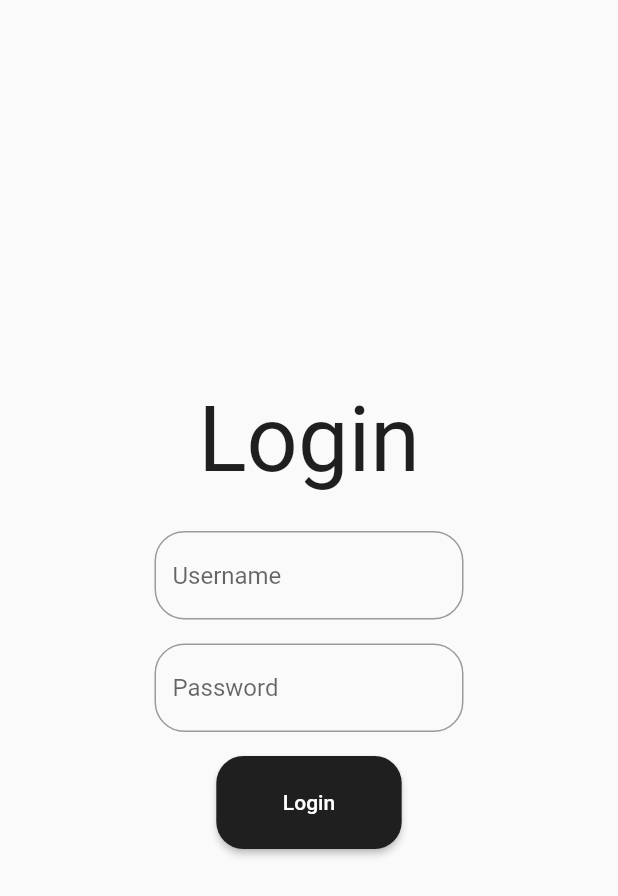
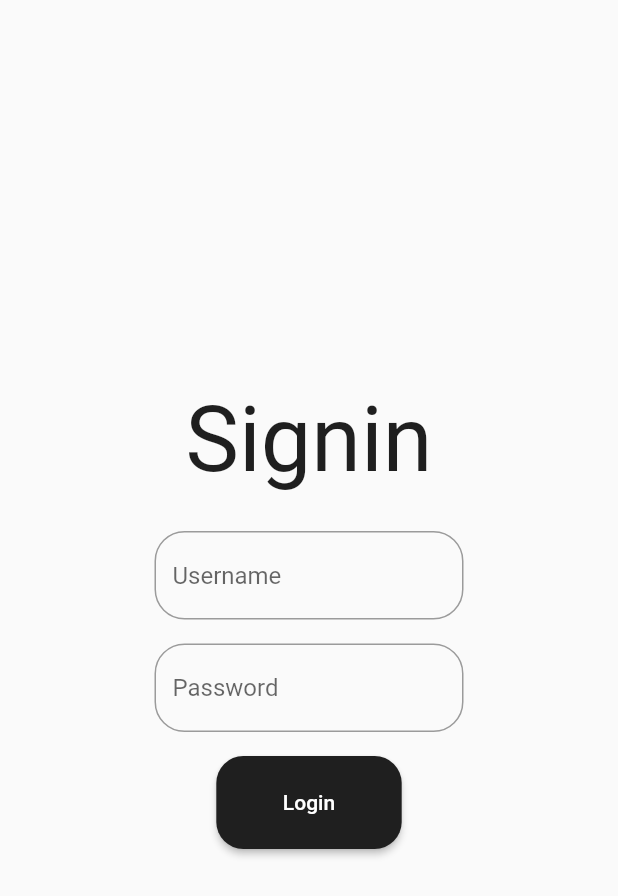
Before and after one commit to gnassro/KahlaBidha, a Flutter app: the screen it shows after launch, on a phone screen of 412 x 824 dp. Shown: the top 896 px of the screen. Run offline on Flutter 3.47's test engine with Material 2 defaults, Android fonts, the phone set to English and light mode, and no system bars; our stand-ins replace google_fonts; missing offline and left inert: cupertino_rounded_corners; Roboto replaces fonts that are missing (Cookie).

Commit message:
Signin widget

```diff
--- a/lib/components/signin_component.dart
+++ b/lib/components/signin_component.dart
@@ -12,7 +12,7 @@ class SigninComponent extends StatelessWidget {
     return ListView(
       shrinkWrap: true,
       children: [
-        Text('Login',
+        Text('Signin',
             textAlign: TextAlign.center,
             style: GoogleFonts.cookie(
                 fontSize: 60.0,
```
